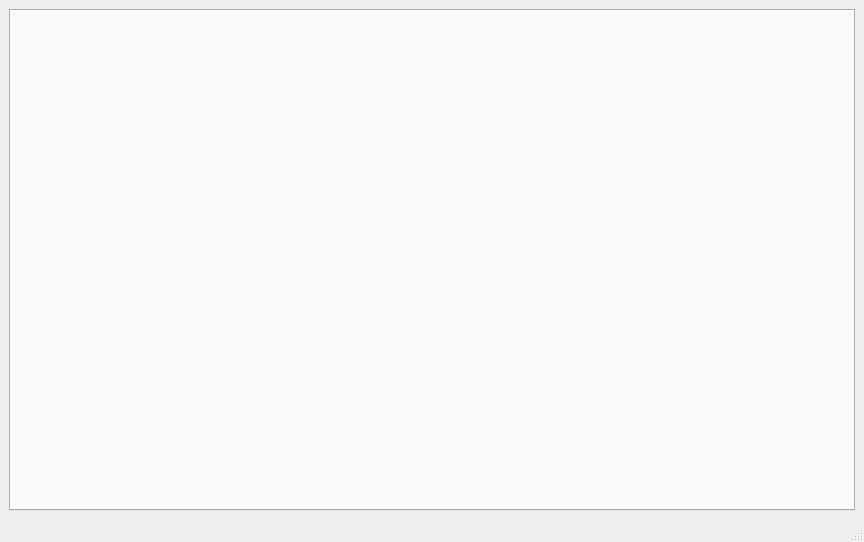
This is mainwindow.ui in abdulroufsidhu/bms as Qt 5 draws it before an edit. The edited form follows.
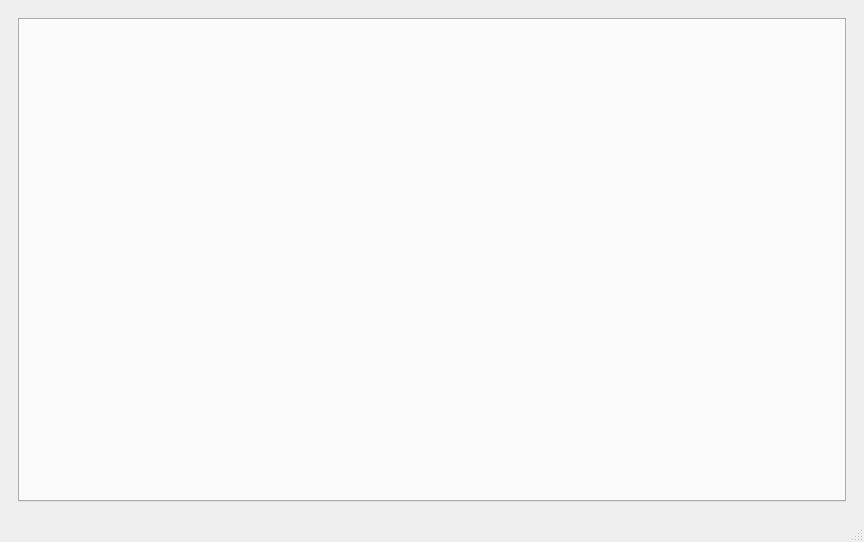
This is the edited form.

```diff
--- a/mainwindow.ui
+++ b/mainwindow.ui
@@ -16,10 +16,32 @@
   <widget class="QWidget" name="centralwidget">
    <layout class="QGridLayout" name="gridLayout_3">
     <item row="0" column="0">
-     <widget class="QTabWidget" name="tab_main">
-      <property name="tabPosition">
-       <enum>QTabWidget::West</enum>
+     <widget class="QScrollArea" name="scrollArea">
+      <property name="frameShape">
+       <enum>QFrame::NoFrame</enum>
       </property>
+      <property name="widgetResizable">
+       <bool>true</bool>
+      </property>
+      <widget class="QWidget" name="scrollAreaWidgetContents">
+       <property name="geometry">
+        <rect>
+         <x>0</x>
+         <y>0</y>
+         <width>846</width>
+         <height>476</height>
+        </rect>
+       </property>
+       <layout class="QGridLayout" name="gridLayout">
+        <item row="0" column="0">
+         <widget class="QTabWidget" name="tab_main">
+          <property name="tabPosition">
+           <enum>QTabWidget::West</enum>
+          </property>
+         </widget>
+        </item>
+       </layout>
+      </widget>
      </widget>
     </item>
    </layout>
```
Left out of the diff: 2 changed lines with no effect on the pictures.
